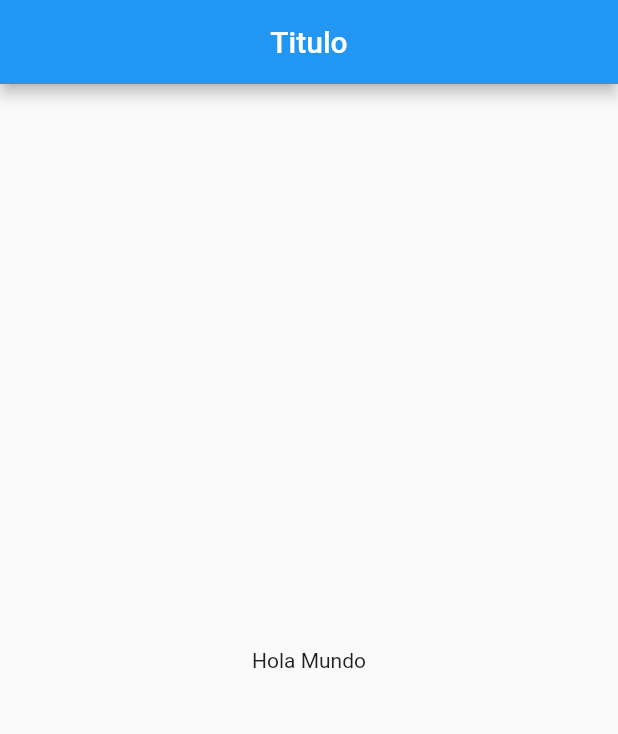
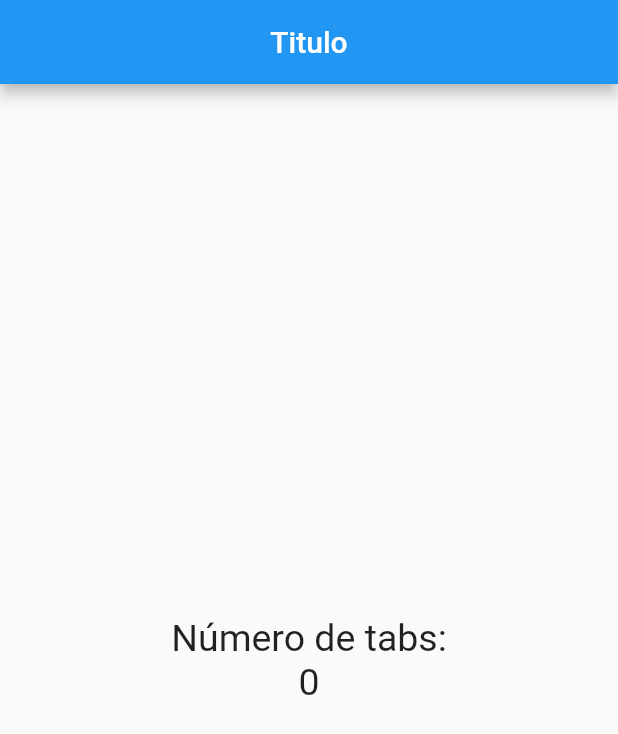
Before and after one commit to obelich/mi-aprendisaje, a Flutter app: the screen it shows after launch, on a phone screen of 412 x 824 dp. Shown: the top 734 px of the screen. Run offline on Flutter 3.47's test engine with Material 2 defaults, Android fonts, the phone set to English and light mode, and no system bars.

Commit message:
Trabajando modo basico con estilos y columnas

```diff
--- a/Mobile/Flutter/Udemy/flutter-ios-android-fernando-herrera/contador/lib/src/pages/home_page.dart
+++ b/Mobile/Flutter/Udemy/flutter-ios-android-fernando-herrera/contador/lib/src/pages/home_page.dart
@@ -1,6 +1,9 @@
 import 'package:flutter/material.dart';
 
 class HomePage extends StatelessWidget {
+
+final estiloTexto = new TextStyle(fontSize: 25);
+
 
   @override
   Widget build(BuildContext context) {
@@ -11,7 +14,13 @@ class HomePage extends StatelessWidget {
         centerTitle: true,
       ),
       body: Center(
-        child: Text('Hola Mundo'),
+        child: Column(
+          mainAxisAlignment: MainAxisAlignment.center,
+          children: <Widget>[
+            Text('Número de tabs:', style: estiloTexto),
+            Text('0', style: estiloTexto),
+          ],
+        ),
       ),
     );
 
```
